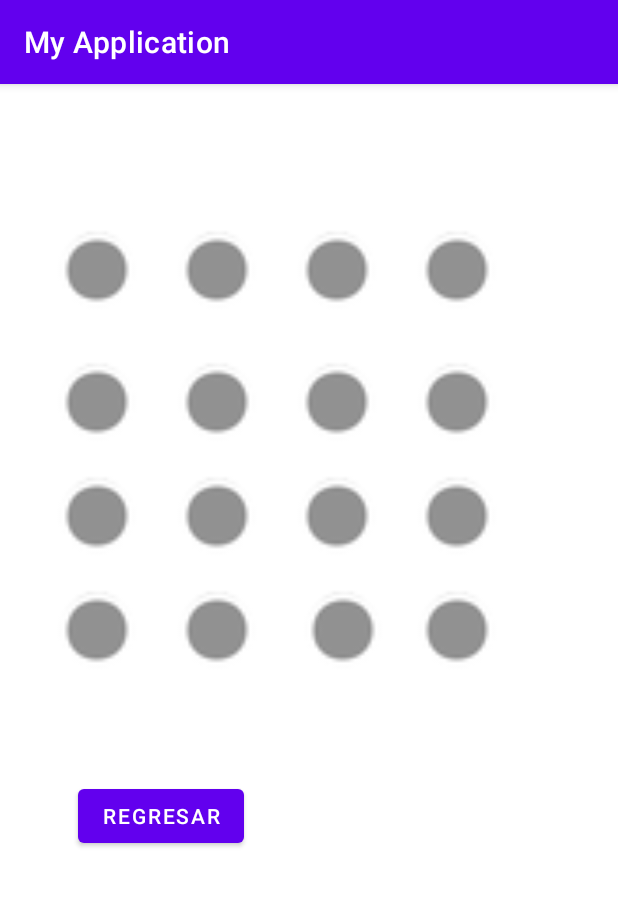
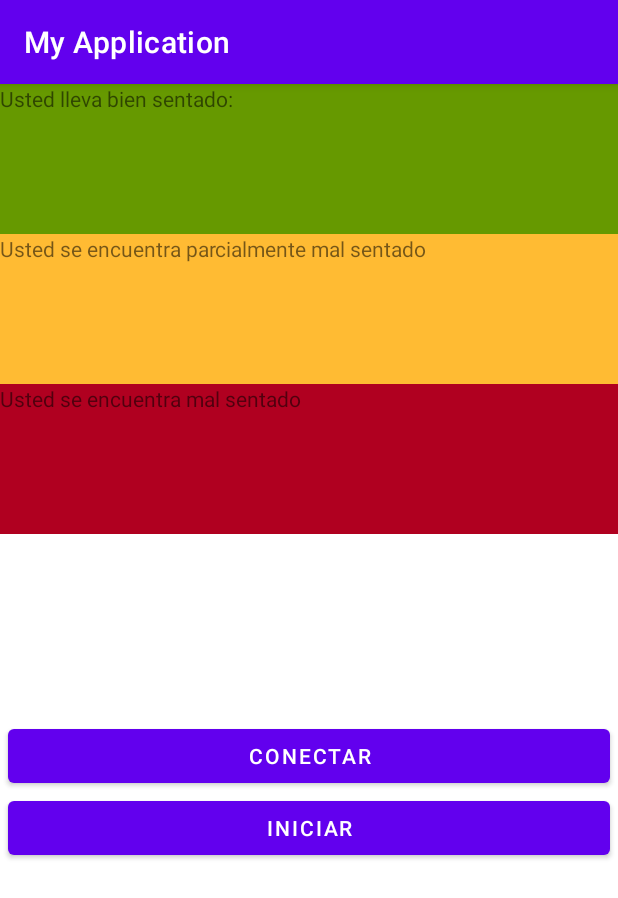
Before and after one commit to Rogergarciahdz/appDiplomado, an Android app: the TerceraActivity2 screen opened directly, with no data from a screen before it, on a phone screen of 412 x 824 dp. Shown: the top 898 px of the screen. Run offline under Robolectric (Android 15) with nearby library versions, the phone set to English and light mode, and no system bars; libraries missing offline, so code that uses them is left out: com.ingenieriajhr.blujhr; 2 statements that could not run were skipped.

Commit message:
app final

```diff
--- a/MyApplication2/app/build.gradle
+++ b/MyApplication2/app/build.gradle
@@ -39,11 +39,12 @@ android {
 
 dependencies {
 
-    implementation 'androidx.core:core-ktx:1.7.0'
+    implementation 'androidx.core:core-ktx:1.9.0'
     implementation 'androidx.appcompat:appcompat:1.6.1'
     implementation 'com.google.android.material:material:1.8.0'
     implementation 'androidx.constraintlayout:constraintlayout:2.1.4'
     testImplementation 'junit:junit:4.13.2'
     androidTestImplementation 'androidx.test.ext:junit:1.1.5'
     androidTestImplementation 'androidx.test.espresso:espresso-core:3.5.1'
+    implementation 'com.github.jose-jhr:blueJhrLibrary:0.1.0'
 }
--- a/MyApplication2/app/src/main/AndroidManifest.xml
+++ b/MyApplication2/app/src/main/AndroidManifest.xml
@@ -12,6 +12,8 @@
     <uses-permission android:name="android.permission.BLUETOOTH_ADMIN" />
     <uses-permission android:name="android.permission.ACCESS_COARSE_LOCATION" />
     <uses-permission android:name="android.permission.ACCESS_FINE_LOCATION" />
+
+    <uses-permission android:name="android.permission.POST_NOTIFICATIONS" />
 
     <application
         android:allowBackup="true"
--- a/MyApplication2/app/src/main/java/com/example/myapplication/TerceraActivity2.kt
+++ b/MyApplication2/app/src/main/java/com/example/myapplication/TerceraActivity2.kt
@@ -1,29 +1,272 @@
 package com.example.myapplication
 
 
+import android.Manifest
+import android.R
+import android.app.Notification
+import android.app.NotificationChannel
+import android.app.NotificationManager
+import android.app.PendingIntent
+import android.content.Context
+import android.content.Intent
+import android.content.pm.PackageManager
+import android.os.Build
 import androidx.appcompat.app.AppCompatActivity
 import android.os.Bundle
+import android.view.View
+import android.widget.ArrayAdapter
+import android.widget.Toast
+import androidx.core.app.ActivityCompat
+import androidx.core.app.NotificationCompat
+import androidx.core.app.NotificationManagerCompat
+import androidx.core.view.isVisible
 import com.example.myapplication.databinding.ActivityTercera2Binding
+import com.ingenieriajhr.blujhr.BluJhr
+
 
 private lateinit var binding: ActivityTercera2Binding
+
+
+
 class TerceraActivity2 : AppCompatActivity() {
+
+    lateinit var blue: BluJhr
+    var devicesBluetooth=ArrayList<String>()
+    //nos indica si estamos recibiendo datos o no
+    var initGraph = false
+    //nos almacena el estado actual de la conexion bluetooth
+    var stateConn = BluJhr.Connected.False
+    var temp:Float=0.0F
+    var cont:Float =0.0F
+    var temp1:Float=0.0F
+    var cont1:Float =0.0F
+    var temp2:Float=0.0F
+    var cont2:Float =0.0F
+    companion object{
+        const val MY_CHANNEL_ID="myChannel"
+    }
+
     override fun onCreate(savedInstanceState: Bundle?) {
         super.onCreate(savedInstanceState)
         binding= ActivityTercera2Binding.inflate(layoutInflater)
         setContentView(binding.root)
 
-        binding.btnregresar.setOnClickListener { onBackPressed() }
+
+        blue = BluJhr(this)
+        blue.onBluetooth()
+        binding.btnViewDevice.setOnClickListener {
+            when (binding.containerGraph.isVisible) {
+                false -> invisibleListDevice()
+                true -> visibleListDevice()
+            }
+        }
+
+
+        binding.listDeviceBluetooth.setOnItemClickListener { adapterView, view, i, l ->
+            if (devicesBluetooth.isNotEmpty()) {
+                blue.connect(devicesBluetooth[i])
+
+
+                blue.setDataLoadFinishedListener(object : BluJhr.ConnectedBluetooth {
+                    override fun onConnectState(state: BluJhr.Connected) {
+                        stateConn = state
+                        when (state) {
+                            BluJhr.Connected.True -> {
+                                Toast.makeText(applicationContext,"True",Toast.LENGTH_SHORT).show()
+                                invisibleListDevice()
+                                rxReceived()
+                            }
+
+                            BluJhr.Connected.Pending -> {
+                                Toast.makeText(applicationContext,"Pending",Toast.LENGTH_SHORT).show()
+                            }
+
+                            BluJhr.Connected.False -> {
+                                Toast.makeText(applicationContext,"False",Toast.LENGTH_SHORT).show()
+                            }
+
+                            BluJhr.Connected.Disconnect -> {
+                                Toast.makeText(applicationContext,"Disconnect",Toast.LENGTH_SHORT).show()
+                                visibleListDevice()
+                            }
+
+                        }
+                    }
+                })
+            }
+        }
 
 
 
+
+        binding.btnInitStop.setOnClickListener {
+            if (stateConn == BluJhr.Connected.True){
+                initGraph = when(initGraph){
+                    true->{
+                        blue.bluTx("0")
+                        binding.btnInitStop.text = "START"
+                        false
+                    }
+                    false->{
+                        blue.bluTx("1")
+                        binding.btnInitStop.text = "STOP"
+                        true
+                    }
+                }
+            }
+        }
+
+
+
+}
+
+
+    fun rxReceived() {
+        blue.loadDateRx(object:BluJhr.ReceivedData{
+            override fun rxDate(rx: String) {
+               // println("------------------- RX $rx --------------------")
+
+                if (rx.contains("Correctamente sentado")){
+                    temp++
+                    val res:Float=temp%60
+                    if (res==0.0F){
+
+                        cont++
+                        binding.textView.text="tu tiempo bien sentado es : $cont minutos"
+
+                    }
+
+                }else if (rx.contains("Incorrectamente sentado")){
+
+                    temp1++
+                    val res1:Float=temp1%60
+                    if (res1==0.0F){
+
+                        cont1++
+                        binding.textView5.text="tu tiempo mal sentado sentado es : $cont1 minutos"
+                        val rescont1=cont1%5
+                        if (rescont1==0.0F){
+                            createNotificacion()
+                        }
+
+                    }
+
+                    }else if (rx.contains("Posición parcialmente incorrecta ")){
+                    temp2++
+                    val res2:Float=temp2%60
+                    if (res2==0.0F){
+
+                        cont2++
+                        binding.textView4.text="tu tiempo parcialmente bien sentado es : $cont2 minutos"
+
+                    }
+
+                }
+
+
+            }
+        })
     }
 
-    fun matrizI(){
+    /**
+     * invisible listDevice
+     */
+     fun invisibleListDevice() {
+        binding.containerGraph.visibility = View.VISIBLE
+        binding.containerDevice.visibility = View.GONE
+
+        binding.btnViewDevice.text = "DEVICE"
+    }
+
+    /**
+     * visible list device
+     */
+    private fun visibleListDevice() {
+        binding.containerGraph.visibility = View.GONE
+        binding.containerDevice.visibility = View.VISIBLE
+
+        binding.btnViewDevice.text = "GraphView"
 
     }
 
-    fun matrizD(){
 
+    override fun onActivityResult(requestCode: Int, resultCode: Int, data: Intent?) {
+        if (!blue.stateBluetoooth() && requestCode == 100){
+            blue.initializeBluetooth()
+        }else{
+            if (requestCode == 100){
+                devicesBluetooth = blue.deviceBluetooth()
+                if (devicesBluetooth.isNotEmpty()){
+                    val adapter = ArrayAdapter(this,android.R.layout.simple_expandable_list_item_1,devicesBluetooth)
+                    binding.listDeviceBluetooth.adapter = adapter
+                }else{
+                    Toast.makeText(this, "No tienes vinculados dispositivos", Toast.LENGTH_SHORT).show()
+                }
+
+            }
+        }
+        super.onActivityResult(requestCode, resultCode, data)
     }
 
-}
+    override fun onRequestPermissionsResult(requestCode: Int, permissions: Array<out String>, grantResults: IntArray) {
+        if (blue.checkPermissions(requestCode,grantResults)){
+            Toast.makeText(this, "Exit", Toast.LENGTH_SHORT).show()
+            blue.initializeBluetooth()
+        }else{
+            if(Build.VERSION.SDK_INT < Build.VERSION_CODES.S){
+                blue.initializeBluetooth()
+            }else{
+                Toast.makeText(this, "Algo salio mal", Toast.LENGTH_SHORT).show()
+            }
+        }
+        super.onRequestPermissionsResult(requestCode, permissions, grantResults)
+    }
+
+
+
+    fun createChannel(){
+        if(Build.VERSION.SDK_INT >= Build.VERSION_CODES.O){
+            val channel = NotificationChannel(MY_CHANNEL_ID,"MySuperChannel", NotificationManager.IMPORTANCE_DEFAULT).apply {
+
+            }
+            val notificationManager:NotificationManager=getSystemService(Context.NOTIFICATION_SERVICE)as NotificationManager
+
+            notificationManager.createNotificationChannel(channel)
+        }
+    }
+
+    fun createNotificacion(){
+
+        val intent = Intent(this,TerceraActivity2::class.java).apply {
+            flags=Intent.FLAG_ACTIVITY_NEW_TASK or Intent.FLAG_ACTIVITY_CLEAR_TASK
+        }
+
+        val flag=if(Build.VERSION.SDK_INT>=Build.VERSION_CODES.M)PendingIntent.FLAG_IMMUTABLE else 0
+        val pendingIntent:PendingIntent=PendingIntent.getActivity(this,0,intent,flag)
+
+        var builder= NotificationCompat.Builder(this,MY_CHANNEL_ID)
+            .setSmallIcon(android.R.drawable.ic_delete)
+            .setContentTitle("Alerta postura incorrecta ")
+            .setContentText("Cuidado llevas 5 min con mala postura intenta corregirla")
+            .setContentIntent(pendingIntent)
+            .setPriority(NotificationCompat.PRIORITY_DEFAULT)
+        with(NotificationManagerCompat.from(this)){
+            if (ActivityCompat.checkSelfPermission(
+                    this@TerceraActivity2,
+                    Manifest.permission.POST_NOTIFICATIONS
+                ) != PackageManager.PERMISSION_GRANTED
+            ) {
+                // TODO: Consider calling
+                //    ActivityCompat#requestPermissions
+                // here to request the missing permissions, and then overriding
+                //   public void onRequestPermissionsResult(int requestCode, String[] permissions,
+                //                                          int[] grantResults)
+                notify(1,builder.build())
+                // to handle the case where the user grants the permission. See the documentation
+                // for ActivityCompat#requestPermissions for more details.
+                return
+            }
+
+        }
+    }
+}//class
--- a/MyApplication2/app/src/main/res/layout/activity_tercera2.xml
+++ b/MyApplication2/app/src/main/res/layout/activity_tercera2.xml
@@ -1,184 +1,89 @@
 <?xml version="1.0" encoding="utf-8"?>
-<androidx.constraintlayout.widget.ConstraintLayout xmlns:android="http://schemas.android.com/apk/res/android"
+<LinearLayout xmlns:android="http://schemas.android.com/apk/res/android"
     xmlns:app="http://schemas.android.com/apk/res-auto"
     xmlns:tools="http://schemas.android.com/tools"
     android:layout_width="match_parent"
     android:layout_height="match_parent"
-    tools:context=".TerceraActivity2">
+    tools:context=".TerceraActivity2"
+    android:orientation="vertical">
 
-    <ImageView
-        android:id="@+id/imageView"
-        android:layout_width="57dp"
-        android:layout_height="56dp"
-        android:layout_marginStart="196dp"
-        android:layout_marginTop="96dp"
-        app:layout_constraintStart_toStartOf="parent"
-        app:layout_constraintTop_toTopOf="parent"
-        app:srcCompat="@android:drawable/presence_invisible" />
-
-    <ImageView
-        android:id="@+id/imageView1"
-        android:layout_width="57dp"
-        android:layout_height="56dp"
-        android:layout_marginStart="116dp"
-        android:layout_marginTop="96dp"
-        app:layout_constraintStart_toStartOf="parent"
-        app:layout_constraintTop_toTopOf="parent"
-        app:srcCompat="@android:drawable/presence_invisible" />
-
-    <ImageView
-        android:id="@+id/imageView2"
-        android:layout_width="57dp"
-        android:layout_height="56dp"
-        android:layout_marginStart="36dp"
-        android:layout_marginTop="96dp"
-        android:background="#00EDEDED"
-        app:layout_constraintStart_toStartOf="parent"
-        app:layout_constraintTop_toTopOf="parent"
-        app:srcCompat="@android:drawable/presence_invisible" />
-
-    <ImageView
-        android:id="@+id/imageView3"
-        android:layout_width="57dp"
-        android:layout_height="56dp"
-        android:layout_marginStart="276dp"
-        android:layout_marginTop="96dp"
-        app:layout_constraintStart_toStartOf="parent"
-        app:layout_constraintTop_toTopOf="parent"
-        app:srcCompat="@android:drawable/presence_invisible" />
+    <LinearLayout
+        android:id="@+id/containerGraph"
+        android:layout_width="match_parent"
+        android:layout_height="530dp"
+        android:layout_weight="20"
+        android:orientation="vertical">
 
 
+        <TextView
+            android:id="@+id/textView"
+            android:layout_width="match_parent"
+            android:layout_height="100dp"
+            android:background="@android:color/holo_green_dark"
+            android:text="Usted lleva bien sentado:  " />
 
-    <ImageView
-        android:id="@+id/imageView4"
-        android:layout_width="57dp"
-        android:layout_height="56dp"
-        android:layout_marginStart="36dp"
-        android:layout_marginTop="184dp"
-        app:layout_constraintStart_toStartOf="parent"
-        app:layout_constraintTop_toTopOf="parent"
-        app:srcCompat="@android:drawable/presence_invisible" />
+        <TextView
+            android:id="@+id/textView4"
+            android:layout_width="match_parent"
+            android:background="@android:color/holo_orange_light"
+            android:layout_height="100dp"
+
+            android:text="Usted se encuentra parcialmente mal sentado" />
+
+        <TextView
+            android:id="@+id/textView5"
+            android:layout_width="match_parent"
+            android:layout_height="100dp"
+            android:background="@color/design_default_color_error"
+            android:text="Usted se encuentra mal sentado " />
+    </LinearLayout>
 
 
-    <ImageView
-        android:id="@+id/imageView5"
-        android:layout_width="57dp"
-        android:layout_height="56dp"
-        android:layout_marginStart="116dp"
-        android:layout_marginTop="184dp"
-        app:layout_constraintStart_toStartOf="parent"
-        app:layout_constraintTop_toTopOf="parent"
-        app:srcCompat="@android:drawable/presence_invisible" />
+    <LinearLayout
+        android:layout_width="match_parent"
+        android:layout_height="match_parent"
+        android:id="@+id/containerDevice"
+        android:orientation="vertical"
+        android:layout_weight="20"
+        android:visibility="gone"
+        >
 
-    <ImageView
-        android:id="@+id/imageView6"
-        android:layout_width="57dp"
-        android:layout_height="56dp"
-        android:layout_marginStart="196dp"
-        android:layout_marginTop="184dp"
-        app:layout_constraintStart_toStartOf="parent"
-        app:layout_constraintTop_toTopOf="parent"
-        app:srcCompat="@android:drawable/presence_invisible" />
+        <ListView
+            android:layout_width="match_parent"
+            android:layout_height="match_parent"
+            android:id="@+id/listDeviceBluetooth"
+            >
+        </ListView>
 
-    <ImageView
-        android:id="@+id/imageView7"
-        android:layout_width="57dp"
-        android:layout_height="56dp"
-        android:layout_marginStart="276dp"
-        android:layout_marginTop="184dp"
-        app:layout_constraintStart_toStartOf="parent"
-        app:layout_constraintTop_toTopOf="parent"
-        app:srcCompat="@android:drawable/presence_invisible" />
-
-    <ImageView
-        android:id="@+id/imageView8"
-        android:layout_width="57dp"
-        android:layout_height="56dp"
-        android:layout_marginStart="36dp"
-        android:layout_marginTop="260dp"
-        app:layout_constraintStart_toStartOf="parent"
-        app:layout_constraintTop_toTopOf="parent"
-        app:srcCompat="@android:drawable/presence_invisible" />
-
-    <ImageView
-        android:id="@+id/imageView9"
-        android:layout_width="57dp"
-        android:layout_height="56dp"
-        android:layout_marginStart="116dp"
-        android:layout_marginTop="260dp"
-        app:layout_constraintStart_toStartOf="parent"
-        app:layout_constraintTop_toTopOf="parent"
-        app:srcCompat="@android:drawable/presence_invisible" />
+    </LinearLayout>
 
 
-    <ImageView
-        android:id="@+id/imageView10"
-        android:layout_width="57dp"
-        android:layout_height="56dp"
-        android:layout_marginStart="196dp"
-        android:layout_marginTop="260dp"
-        app:layout_constraintStart_toStartOf="parent"
-        app:layout_constraintTop_toTopOf="parent"
-        app:srcCompat="@android:drawable/presence_invisible" />
+    <LinearLayout
+        android:layout_width="match_parent"
+        android:layout_height="match_parent"
+        android:layout_weight="80"
+        android:orientation="vertical"
+        android:id="@+id/containerControll"
+        >
 
-    <ImageView
-        android:id="@+id/imageView11"
-        android:layout_width="57dp"
-        android:layout_height="56dp"
-        android:layout_marginStart="276dp"
-        android:layout_marginTop="260dp"
-        app:layout_constraintStart_toStartOf="parent"
-        app:layout_constraintTop_toTopOf="parent"
-        app:srcCompat="@android:drawable/presence_invisible" />
+        <Button
+            android:layout_width="match_parent"
+            android:layout_height="wrap_content"
+            android:layout_marginStart="5dp"
+            android:layout_marginEnd="5dp"
+            android:text="conectar"
+            android:id="@+id/btnViewDevice"
+            >
+        </Button>
 
-    <ImageView
-        android:id="@+id/imageView12"
-        android:layout_width="57dp"
-        android:layout_height="56dp"
-        android:layout_marginStart="36dp"
-        android:layout_marginTop="336dp"
-        app:layout_constraintStart_toStartOf="parent"
-        app:layout_constraintTop_toTopOf="parent"
-        app:srcCompat="@android:drawable/presence_invisible" />
-
-    <ImageView
-        android:id="@+id/imageView13"
-        android:layout_width="57dp"
-        android:layout_height="56dp"
-        android:layout_marginStart="116dp"
-        android:layout_marginTop="336dp"
-        app:layout_constraintStart_toStartOf="parent"
-        app:layout_constraintTop_toTopOf="parent"
-        app:srcCompat="@android:drawable/presence_invisible" />
+        <Button
+            android:id="@+id/btnInitStop"
+            android:layout_width="match_parent"
+            android:layout_height="wrap_content"
+            android:layout_marginStart="5dp"
+            android:layout_marginEnd="5dp"
+            android:text="iniciar"></Button>
+    </LinearLayout>
 
 
-    <ImageView
-        android:id="@+id/imageView14"
-        android:layout_width="57dp"
-        android:layout_height="56dp"
-        android:layout_marginStart="200dp"
-        android:layout_marginTop="336dp"
-        app:layout_constraintStart_toStartOf="parent"
-        app:layout_constraintTop_toTopOf="parent"
-        app:srcCompat="@android:drawable/presence_invisible" />
-
-    <ImageView
-        android:id="@+id/imageView15"
-        android:layout_width="57dp"
-        android:layout_height="56dp"
-        android:layout_marginStart="276dp"
-        android:layout_marginTop="336dp"
-        app:layout_constraintStart_toStartOf="parent"
-        app:layout_constraintTop_toTopOf="parent"
-        app:srcCompat="@android:drawable/presence_invisible" />
-
-    <Button
-        android:id="@+id/btnregresar"
-        android:layout_width="wrap_content"
-        android:layout_height="wrap_content"
-        android:layout_marginStart="52dp"
-        android:layout_marginTop="464dp"
-        android:text="regresar"
-        app:layout_constraintStart_toStartOf="parent"
-        app:layout_constraintTop_toTopOf="parent" />
-</androidx.constraintlayout.widget.ConstraintLayout>
+</LinearLayout>
--- a/MyApplication2/settings.gradle
+++ b/MyApplication2/settings.gradle
@@ -3,6 +3,7 @@ pluginManagement {
         google()
         mavenCentral()
         gradlePluginPortal()
+        maven { url 'https://jitpack.io' }
     }
 }
 dependencyResolutionManagement {
@@ -10,6 +11,7 @@ dependencyResolutionManagement {
     repositories {
         google()
         mavenCentral()
+        maven { url 'https://jitpack.io' }
     }
 }
 rootProject.name = "My Application"
```
Also changed, not shown: MyApplication2/app/src/main/java/com/example/myapplication/SegundaActivity2.kt (+2 -122 lines), MyApplication2/app/src/main/res/layout/activity_segunda2.xml (+2 -51 lines).
